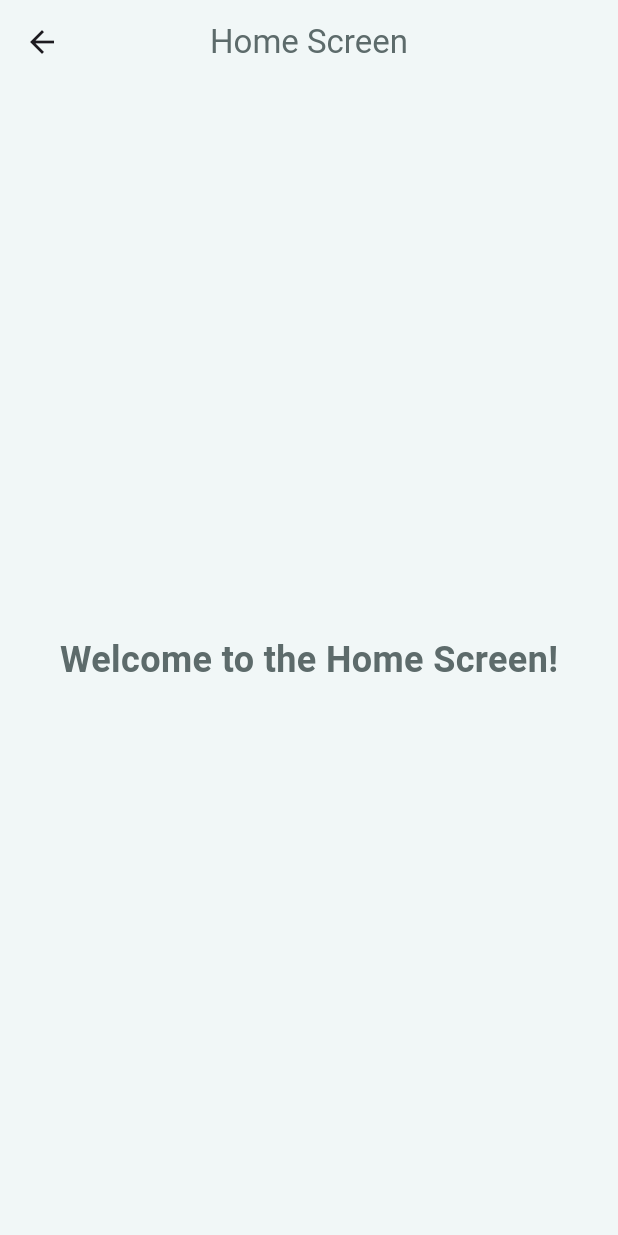
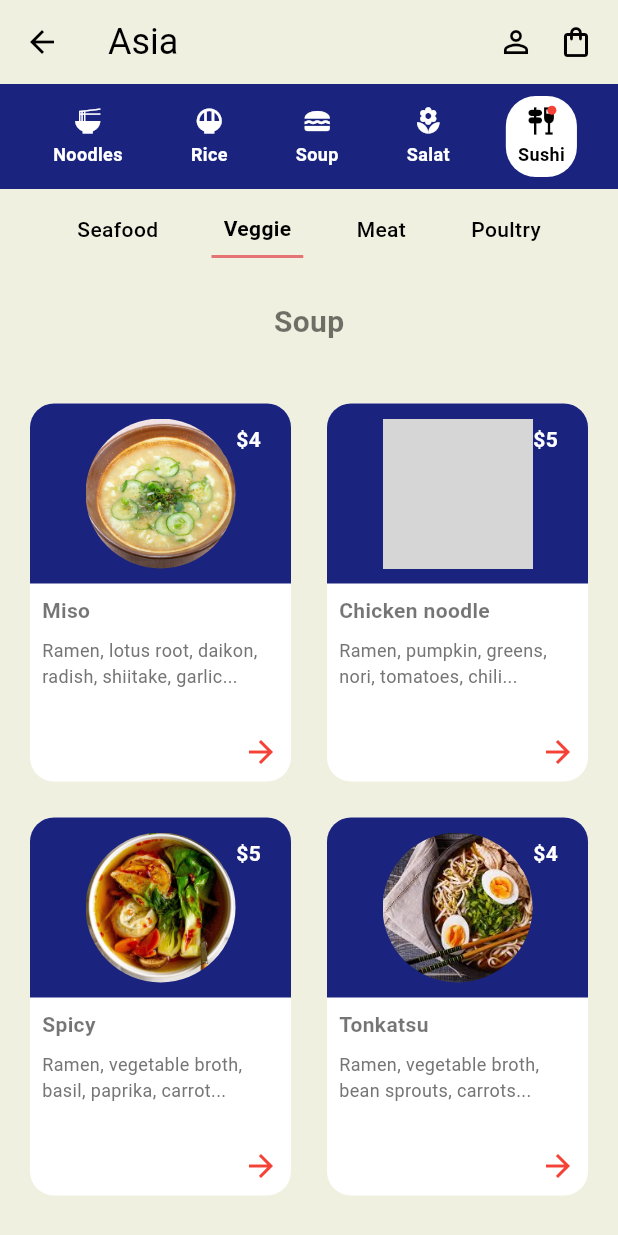
Before and after one commit to adrxyz/get_started, a Flutter app: the GetStartedScreen screen opened directly, after a tap on "Go to Home", on a phone screen of 412 x 824 dp. Run offline on Flutter 3.47's test engine with Material 3 defaults, Android fonts, the phone set to English and light mode, and no system bars; our stand-ins replace firebase_core; accounts and stored records are empty; grey boxes are pictures that could not be loaded.

Commit message:
nightmare ahh code

```diff
--- a/lib/login/login_screen.dart
+++ b/lib/login/login_screen.dart
@@ -1,5 +1,5 @@
 import 'package:flutter/material.dart';
-import 'package:get_started/screens/home_screen.dart';
+import '../screens/menu_view.dart';
 import 'package:get_started/auth_text_field.dart';
 import 'package:get_started/sign_in/sign_in.dart';
 
@@ -57,7 +57,7 @@ class LoginScreen extends StatelessWidget {
                 child: ElevatedButton(
                   onPressed: () {
                     Navigator.of(context).pushReplacement(
-                      MaterialPageRoute(builder: (context) => const HomeScreen()),
+                      MaterialPageRoute(builder: (context) => MenuView()),
                     );
                   },
                   style: ElevatedButton.styleFrom(
--- a/lib/screens/get_started_screen.dart
+++ b/lib/screens/get_started_screen.dart
@@ -1,5 +1,5 @@
 import 'package:flutter/material.dart';
-import 'package:get_started/screens/home_screen.dart';
+import 'menu_view.dart';
 
 class GetStartedScreen extends StatelessWidget {
   const GetStartedScreen({super.key});
@@ -37,7 +37,7 @@ class GetStartedScreen extends StatelessWidget {
                 child: ElevatedButton(
                   onPressed: () {
                     Navigator.of(context).pushReplacement(
-                      MaterialPageRoute(builder: (context) => const HomeScreen()),
+                      MaterialPageRoute(builder: (context) => MenuView()),
                     );
                   },
                   style: ElevatedButton.styleFrom(
--- a/lib/screens/home_screen.dart
+++ /dev/null
@@ -1,28 +0,0 @@
-import 'package:flutter/material.dart';
-
-class HomeScreen extends StatelessWidget {
-  const HomeScreen({super.key});
-
-  @override
-  Widget build(BuildContext context) {
-    return Scaffold(
-      backgroundColor: const Color(0xFFF1F7F7),
-      appBar: AppBar(
-        title: const Text('Home Screen', style: TextStyle(color: Color(0xFF5D6B6B))),
-        backgroundColor: const Color(0xFFF1F7F7),
-        elevation: 0,
-        centerTitle: true,
-      ),
-      body: const Center(
-        child: Text(
-          'Welcome to the Home Screen!',
-          style: TextStyle(
-            fontSize: 24,
-            fontWeight: FontWeight.bold,
-            color: Color(0xFF5D6B6B),
-          ),
-        ),
-      ),
-    );
-  }
-}
--- /dev/null
+++ b/lib/screens/menu_view.dart
@@ -0,0 +1,298 @@
+import 'package:flutter/material.dart';
+import 'detailed_item_view.dart'; // Make sure this path is correct
+
+class MenuView extends StatefulWidget {
+  const MenuView({super.key});
+
+  @override
+  State<MenuView> createState() => _MenuViewState();
+}
+
+class _MenuViewState extends State<MenuView> {
+  int _selectedCategoryIndex = 4; // 'Sushi' is the selected category
+  int _selectedFoodTypeIndex = 1; // 'Veggie' is the selected food type
+
+  @override
+  Widget build(BuildContext context) {
+    return Scaffold(
+      backgroundColor: const Color(0xFFF0F0E0),
+      appBar: AppBar(
+        backgroundColor: const Color(0xFFF0F0E0),
+        elevation: 0,
+        title: Row(
+          mainAxisAlignment: MainAxisAlignment.spaceBetween,
+          children: [
+            const Text(
+              'Asia',
+              style: TextStyle(color: Colors.black, fontSize: 24),
+            ),
+            Row(
+              children: const [
+                Icon(Icons.person_outline, color: Colors.black),
+                SizedBox(width: 16),
+                Icon(Icons.shopping_bag_outlined, color: Colors.black),
+              ],
+            ),
+          ],
+        ),
+      ),
+      body: SingleChildScrollView(
+        child: Column(
+          children: [
+            _buildCategoryTabs(),
+            _buildFoodTypeTabs(),
+            const Padding(
+              padding: EdgeInsets.symmetric(vertical: 20.0),
+              child: Text(
+                'Soup',
+                style: TextStyle(fontSize: 20, fontWeight: FontWeight.bold),
+              ),
+            ),
+            _buildSoupMenuGrid(),
+          ],
+        ),
+      ),
+    );
+  }
+
+  Widget _buildCategoryTabs() {
+    return Container(
+      height: 70, // Adjusted height for a more compact design
+      color: const Color(0xFF1A237E),
+      child: Row(
+        mainAxisAlignment: MainAxisAlignment.spaceEvenly,
+        children: [
+          _categoryIconChip(0, Icons.ramen_dining, 'Noodles'),
+          _categoryIconChip(1, Icons.rice_bowl, 'Rice'),
+          _categoryIconChip(2, Icons.lunch_dining, 'Soup'),
+          _categoryIconChip(3, Icons.local_florist, 'Salat'),
+          _categoryIconChip(4, Icons.tapas, 'Sushi'),
+        ],
+      ),
+    );
+  }
+
+  Widget _buildFoodTypeTabs() {
+    return Padding(
+      padding: const EdgeInsets.symmetric(horizontal: 16, vertical: 8),
+      child: Row(
+        mainAxisAlignment: MainAxisAlignment.spaceEvenly,
+        children: [
+          _foodTypeChip(0, 'Seafood'),
+          _foodTypeChip(1, 'Veggie'),
+          _foodTypeChip(2, 'Meat'),
+          _foodTypeChip(3, 'Poultry'),
+        ],
+      ),
+    );
+  }
+
+  Widget _foodTypeChip(int index, String text) {
+    bool isSelected = index == _selectedFoodTypeIndex;
+    return GestureDetector(
+      onTap: () {
+        setState(() {
+          _selectedFoodTypeIndex = index;
+        });
+      },
+      child: Container(
+        padding: const EdgeInsets.symmetric(vertical: 8.0, horizontal: 8.0),
+        decoration: BoxDecoration(
+          border: Border(
+            bottom: isSelected
+                ? const BorderSide(
+                    color: Color(0xFFE57373), // A light red color
+                    width: 2.0,
+                  )
+                : BorderSide.none,
+          ),
+        ),
+        child: Text(
+          text,
+          style: TextStyle(
+            color: Colors.black,
+            fontWeight: isSelected ? FontWeight.bold : FontWeight.w500,
+          ),
+        ),
+      ),
+    );
+  }
+
+  Widget _categoryIconChip(int index, IconData icon, String text) {
+    bool isSelected = index == _selectedCategoryIndex;
+
+    return GestureDetector(
+      onTap: () {
+        setState(() {
+          _selectedCategoryIndex = index;
+        });
+      },
+      child: Container(
+        margin: const EdgeInsets.symmetric(horizontal: 2.0, vertical: 8.0),
+        padding: const EdgeInsets.symmetric(horizontal: 8.0),
+        decoration: BoxDecoration(
+          color: isSelected ? Colors.white : Colors.transparent,
+          borderRadius: BorderRadius.circular(20),
+        ),
+        child: Column(
+          mainAxisAlignment: MainAxisAlignment.center,
+          children: [
+            Stack(
+              alignment: Alignment.topRight,
+              children: [
+                Icon(
+                  icon,
+                  size: 20,
+                  color: isSelected ? Colors.black : Colors.white,
+                ),
+                if (isSelected)
+                  Container(
+                    width: 6,
+                    height: 6,
+                    decoration: const BoxDecoration(
+                      color: Colors.red,
+                      shape: BoxShape.circle,
+                    ),
+                  ),
+              ],
+            ),
+            const SizedBox(height: 4),
+            Text(
+              text,
+              style: TextStyle(
+                fontSize: 12,
+                color: isSelected ? Colors.black : Colors.white,
+                fontWeight: FontWeight.bold,
+              ),
+            ),
+          ],
+        ),
+      ),
+    );
+  }
+
+  Widget _buildSoupMenuGrid() {
+    return GridView.count(
+      shrinkWrap: true,
+      physics: const NeverScrollableScrollPhysics(),
+      crossAxisCount: 2,
+      childAspectRatio: 0.7,
+      padding: const EdgeInsets.all(16),
+      mainAxisSpacing: 16,
+      crossAxisSpacing: 16,
+      children: [
+        _buildMenuItem(
+            'Miso',
+            'Ramen, lotus root, daikon, radish, shiitake, garlic...',
+            'assets/images/image_1.png',
+            4),
+        _buildMenuItem(
+            'Chicken noodle',
+            'Ramen, pumpkin, greens, nori, tomatoes, chili...',
+            'assets/images/image_2.png',
+            5),
+        _buildMenuItem(
+            'Spicy',
+            'Ramen, vegetable broth, basil, paprika, carrot...',
+            'assets/images/image_3.png',
+            5),
+        _buildMenuItem(
+            'Tonkatsu',
+            'Ramen, vegetable broth, bean sprouts, carrots...',
+            'assets/images/image_4.png',
+            4),
+      ],
+    );
+  }
+
+  Widget _buildMenuItem(
+      String name, String description, String imagePath, int price) {
+    return GestureDetector(
+      onTap: () {
+        Navigator.push(
+          context,
+          MaterialPageRoute(
+            builder: (context) => ItemDetailView(
+              itemName: name,
+              itemImage: imagePath,
+              itemDescription: description,
+              itemPrice: price,
+            ),
+          ),
+        );
+      },
+      child: Card(
+        elevation: 0,
+        shape: RoundedRectangleBorder(borderRadius: BorderRadius.circular(16)),
+        color: Colors.white,
+        child: Column(
+          crossAxisAlignment: CrossAxisAlignment.start,
+          children: [
+            Stack(
+              children: [
+                Container(
+                  width: double.infinity,
+                  height: 120,
+                  decoration: const BoxDecoration(
+                    color: Color(0xFF1A237E),
+                    borderRadius:
+                        BorderRadius.vertical(top: Radius.circular(16)),
+                  ),
+                  child: Center(
+                    child: ClipOval(
+                      child: Image.asset(imagePath,
+                          fit: BoxFit.cover, height: 100, width: 100),
+                    ),
+                  ),
+                ),
+                Positioned(
+                  top: 10,
+                  right: 10,
+                  child: Container(
+                    padding:
+                        const EdgeInsets.symmetric(horizontal: 10, vertical: 4),
+                    decoration: BoxDecoration(
+                      color: const Color(0xFF1A237E),
+                      borderRadius: BorderRadius.circular(10),
+                    ),
+                    child: Text(
+                      '\$$price',
+                      style: const TextStyle(
+                          fontWeight: FontWeight.bold, color: Colors.white),
+                    ),
+                  ),
+                ),
+              ],
+            ),
+            Padding(
+              padding: const EdgeInsets.all(8.0),
+              child: Text(
+                name,
+                style: const TextStyle(fontWeight: FontWeight.bold),
+              ),
+            ),
+            Padding(
+              padding: const EdgeInsets.symmetric(horizontal: 8.0),
+              child: Text(
+                description,
+                style: TextStyle(fontSize: 12, color: Colors.grey[600]),
+                maxLines: 2,
+                overflow: TextOverflow.ellipsis,
+              ),
+            ),
+            const Spacer(),
+            Padding(
+              padding: const EdgeInsets.all(8.0),
+              child: Row(
+                mainAxisAlignment: MainAxisAlignment.end,
+                children: const [
+                  Icon(Icons.arrow_forward, color: Colors.red),
+                ],
+              ),
+            ),
+          ],
+        ),
+      ),
+    );
+  }
+}
```
Also changed, not shown: lib/main.dart (+46 -9 lines), lib/screens/detailed_item_view.dart (added, +215 -0 lines), assets/images/image_1.png (added), assets/images/image_3.png (added), assets/images/image_4.png (added), 1 other file.
